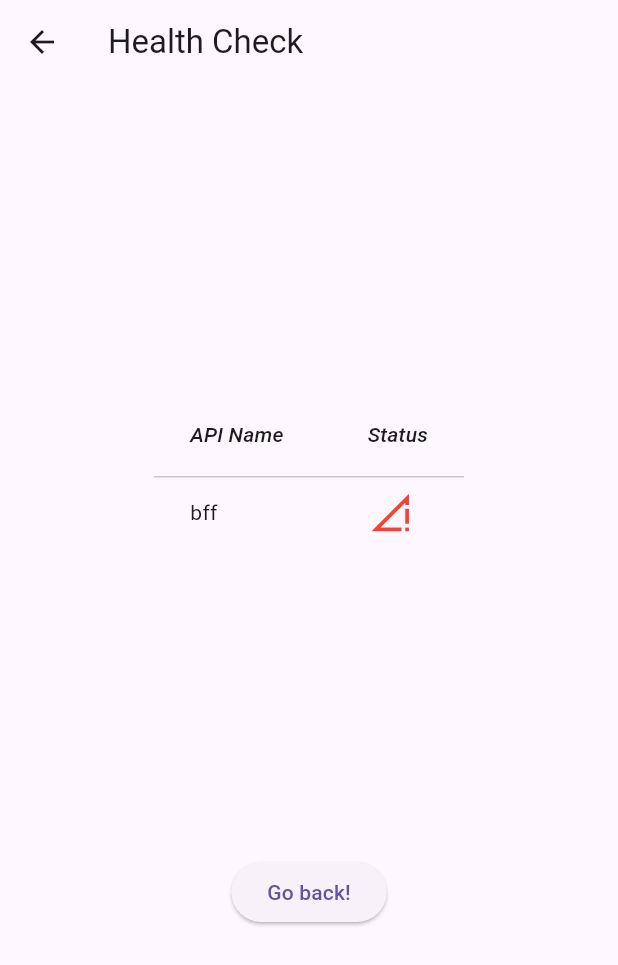
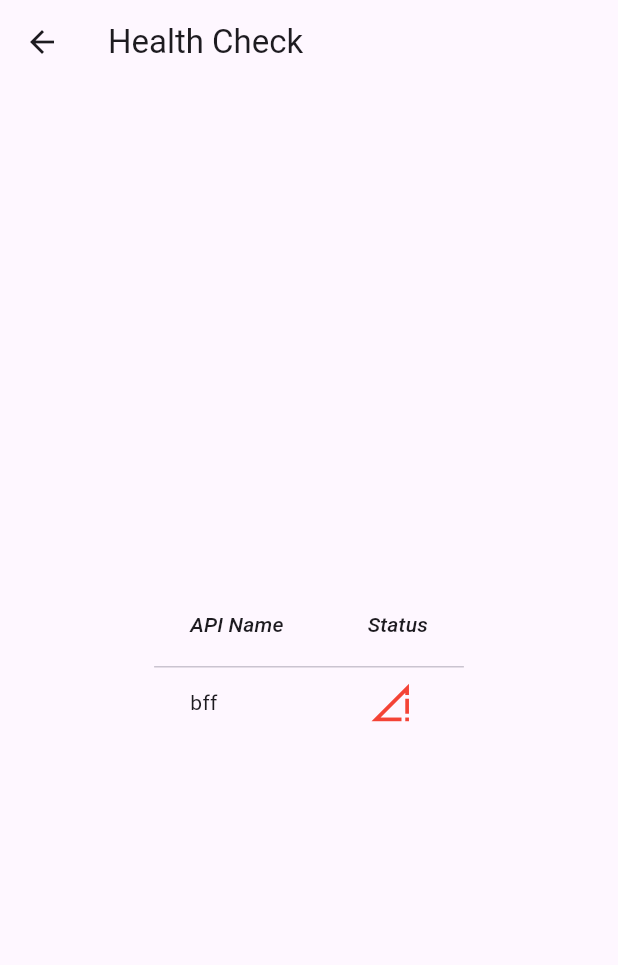
Before and after one commit to Hidekazoo/crudzoo_flutter_web, a Flutter app: the SecondRoute screen opened directly, on a phone screen of 412 x 824 dp. Shown: the top 965 px of the screen. Run offline on Flutter 3.47's test engine with Material 2 defaults, Android fonts, the phone set to English and light mode, and no system bars; our stand-ins replace equatable, go_router; network calls fail.

Commit message:
fix routing

```diff
--- a/lib/main.dart
+++ b/lib/main.dart
@@ -20,16 +20,10 @@ class SecondRoute extends StatelessWidget {
         ),
         body: Column(
           mainAxisAlignment: MainAxisAlignment.spaceEvenly,
-          children: [
-            const MyStatelessWidget(),
+          children: const [
             Center(
-                child: ElevatedButton(
-              onPressed: () {
-                // Navigate back to first route when tapped.
-                Navigator.pop(context);
-              },
-              child: const Text('Go back!'),
-            )),
+              child: MyStatelessWidget(),
+            )
           ],
         ));
   }
@@ -138,7 +132,7 @@ class MyApp extends StatelessWidget {
         },
       ),
       GoRoute(path: '/health_check', builder: (BuildContext context, GoRouterState state) {
-        return const HealthCheck();
+        return const SecondRoute();
       })
     ],
   );
```
Also changed, not shown: lib/view/pages/tasks.dart (+14 -8 lines).
